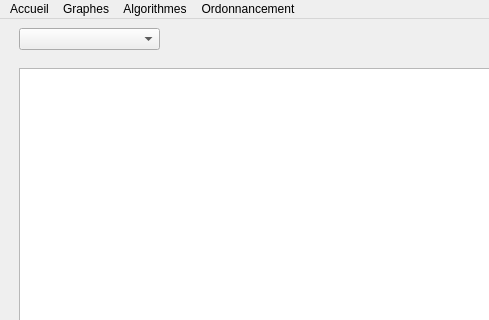
AnthonyHoffstetter/Graphes-et-Algorithmes, file ProjetGraphesAlgo/mainwindow.ui: the form before one commit; both pictures show x 0 to 489 and y 0 to 320 of the 800 by 699 pixel window.
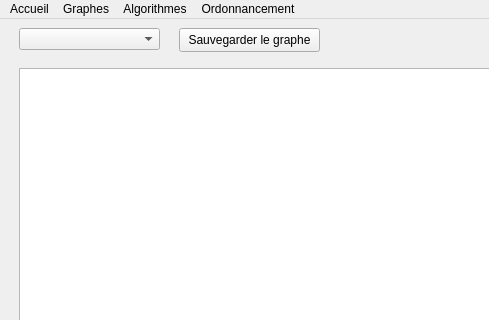
The form after the commit.

Commit message: Ajout d'un bouton pour sauvegarder un graphe

Diff of the .ui file:
```diff
--- a/ProjetGraphesAlgo/mainwindow.ui
+++ b/ProjetGraphesAlgo/mainwindow.ui
@@ -38,6 +38,19 @@
          </rect>
         </property>
        </widget>
+       <widget class="QPushButton" name="buttonSauvegarderGraphe">
+        <property name="geometry">
+         <rect>
+          <x>170</x>
+          <y>0</y>
+          <width>141</width>
+          <height>24</height>
+         </rect>
+        </property>
+        <property name="text">
+         <string>Sauvegarder le graphe</string>
+        </property>
+       </widget>
       </widget>
       <widget class="QWidget" name="page_graphes">
        <widget class="QTableWidget" name="tableGraphes">
```
The commit also changes 2 other files.
